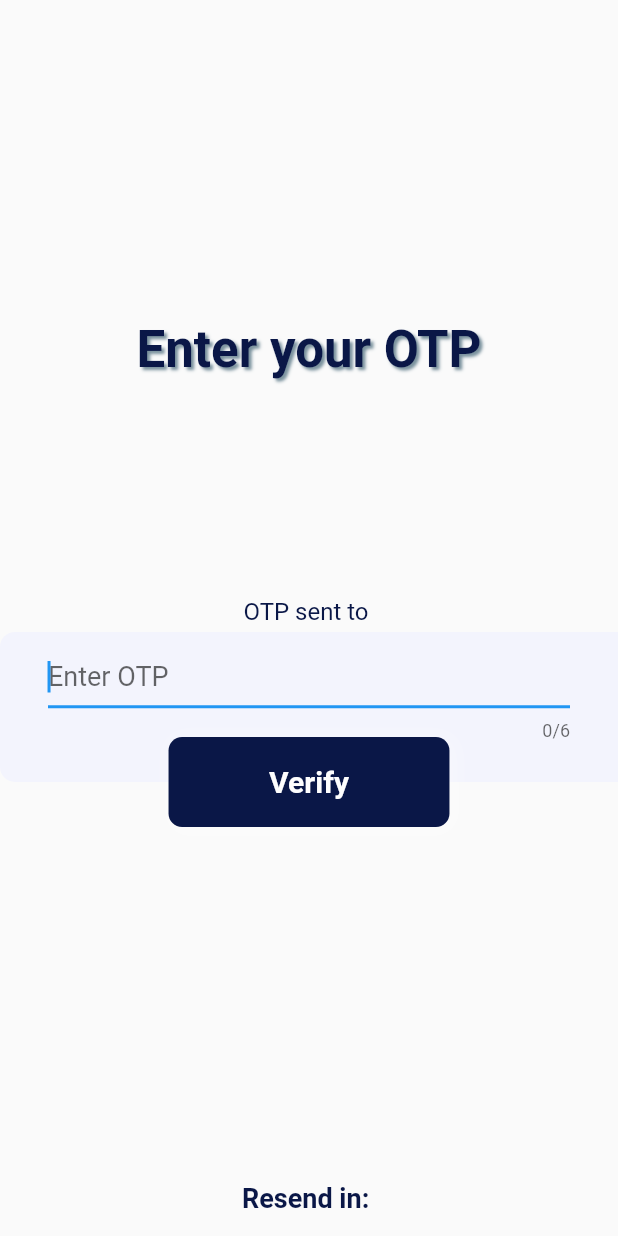
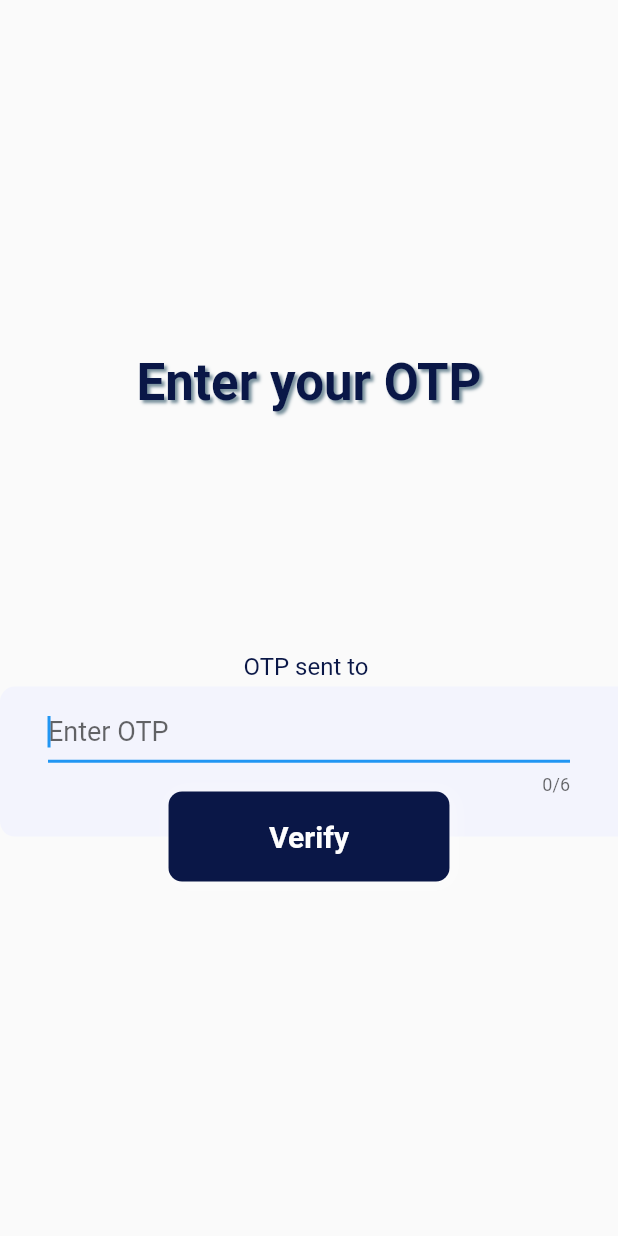
Before and after one commit to Manthan-tech/Flutter_Secret_Notes, a Flutter app: the ConfirmOtpPage screen opened directly with empty values, on a phone screen of 412 x 824 dp. Run offline on Flutter 3.47's test engine with Material 2 defaults, Android fonts, the phone set to English and light mode, and no system bars; our stand-ins replace cloud_firestore, firebase_auth, firebase_core, firebase_storage, flutter_image_compress, fluttertoast and 4 more; missing offline and left inert: camera_camera, otp_count_down, photo_manager; accounts and stored records are empty.

Commit message:
Update confirm_otp_page.dart
Removed resend button, designing

```diff
--- a/lib/screens/confirm_otp_page.dart
+++ b/lib/screens/confirm_otp_page.dart
@@ -130,7 +130,7 @@ void dispose(){
                         auth.getotp(context, smsOtp.text);
                       },
                       onEditingComplete: (){
-                        auth.getotp(context, smsOtp.text);
+                      //  auth.getotp(context, smsOtp.text);
                       },
                       keyboardType: TextInputType.numberWithOptions(signed: false, decimal: false),
                       maxLength: 6,
@@ -157,9 +157,9 @@ void dispose(){
               showresend? 'Resesnd OTP': 'Resend in: $countdown',
               style: TextStyle(
                 // backgroundColor: Colors.yellow.withOpacity(0.4),
-                color: Color.fromRGBO(10, 23, 71, 1),
+                color: Color.fromRGBO(10, 25, 72, 1),
                 fontWeight: FontWeight.bold,
-                fontSize: 18.0,
+                fontSize: 20.0,
               ),
             ),
           ),
@@ -193,7 +193,7 @@ void dispose(){
                         subTitle,
                         phoneForm,
                         Spacer(flex: 2),
-                        resendText
+                        //resendText
                       ],
                     )
                   ],
```
